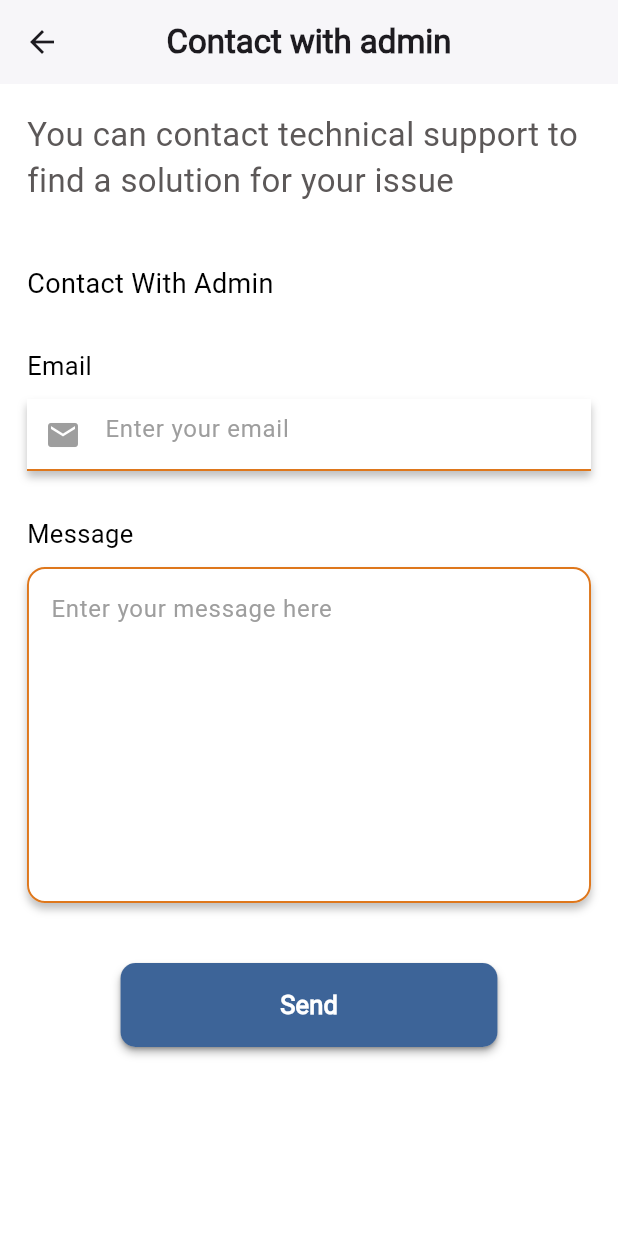
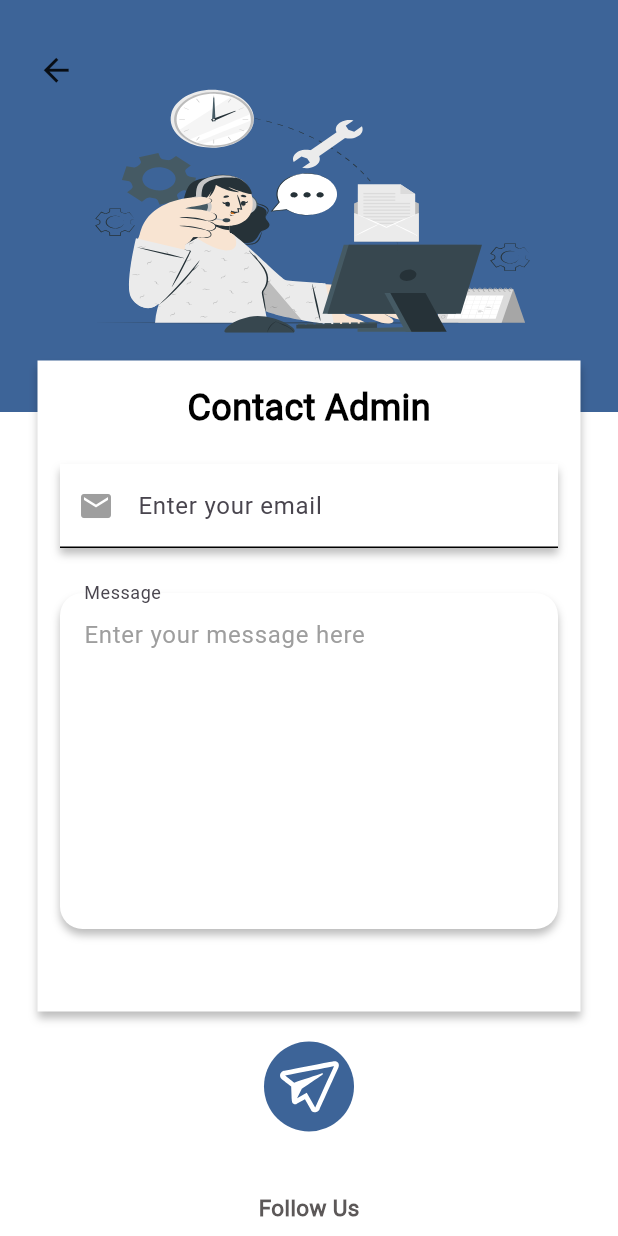
Before and after one commit to GraduationTeam12/Emergency_Application, a Flutter app: the ContactWithAdmin screen opened directly, on a phone screen of 412 x 824 dp. Run offline on Flutter 3.47's test engine with Material 3 defaults, Android fonts, the phone set to English and light mode, and no system bars; our stand-ins replace dartz, device_preview, dio, expandable_page_view, firebase_core, firebase_database and 8 more; accounts and stored records are empty.

Commit message:
done desgin screen contact admin

```diff
--- a/lib/constants/app_images.dart
+++ b/lib/constants/app_images.dart
@@ -17,6 +17,31 @@ class Assets {
   /// Assets for imagesAuthImagesEmergencyImagesNotification
   /// assets/images/auth_images/emergency_images/notification.svg
   static const String imagesAuthImagesEmergencyImagesNotification = "assets/images/auth_images/emergency_images/notification.svg";
+
+
+  /// Assets for imagesAuthImagesEmergencyImagesContactAdmin
+  /// assets/images/auth_images/emergency_images/contact_admin.svg
+  static const String imagesAuthImagesEmergencyImagesContactAdmin = "assets/images/auth_images/emergency_images/contact_admin.svg";
+
+
+  /// Assets for imagesAuthImagesEmergencyImagesSend
+  /// assets/images/auth_images/emergency_images/send.svg
+  static const String imagesAuthImagesEmergencyImagesSend = "assets/images/auth_images/emergency_images/send.svg";
+
+
+  /// Assets for imagesAuthImagesEmergencyImagesTikTok
+  /// assets/images/auth_images/emergency_images/hugeicons_tiktok.svg
+  static const String imagesAuthImagesEmergencyImagesTikTok = "assets/images/auth_images/emergency_images/hugeicons_tiktok.svg";
+
+
+  /// Assets for imagesAuthImagesEmergencyImagesFacebook
+  /// assets/images/auth_images/emergency_images/devicon_facebook.svg
+  static const String imagesAuthImagesEmergencyImagesFacebook = "assets/images/auth_images/emergency_images/devicon_facebook.svg";
+
+
+  /// Assets for imagesAuthImagesEmergencyImagesMageX
+  /// assets/images/auth_images/emergency_images/mage_x.svg
+  static const String imagesAuthImagesEmergencyImagesMageX = "assets/images/auth_images/emergency_images/mage_x.svg";
 
   /// Assets for imagesAuthImagesEmergencyLogin
   /// assets/images/auth_images/emergency_login.svg
--- a/lib/presentation/screens/emegency_screens/contact_with_admin.dart
+++ b/lib/presentation/screens/emegency_screens/contact_with_admin.dart
@@ -1,5 +1,8 @@
-import 'package:flutter/foundation.dart';
 import 'package:flutter/material.dart';
+import 'package:flutter_svg/flutter_svg.dart';
+import 'package:user_accident/constants/app_images.dart';
+import 'package:user_accident/constants/colors.dart';
+import 'package:user_accident/constants/pages_name.dart';
 
 class ContactWithAdmin extends StatefulWidget {
   const ContactWithAdmin({super.key});
@@ -9,67 +12,86 @@ class ContactWithAdmin extends StatefulWidget {
 }
 
 class _ContactWithAdminState extends State<ContactWithAdmin> {
+  final TextEditingController _emailController = TextEditingController();
+  final TextEditingController _messageController = TextEditingController();
+
   @override
   Widget build(BuildContext context) {
-    return SafeArea(
-      child: Scaffold(
+    return Scaffold(
       backgroundColor: Colors.white,
-          appBar: AppBar(
-          title: Text(
-            "Contact with admin",
-            style: TextStyle(fontWeight: FontWeight.w600, fontSize: 22),
+      body: SizedBox(
+        height: MediaQuery.sizeOf(context).height,
+        width: double.infinity,
+        child: Stack(
+          children: [
+            Container(
+              height: MediaQuery.sizeOf(context).height * (1 / 3),
+              width: double.infinity,
+              color: MyColors.premiumColor,
             ),
-          leading: IconButton(onPressed: (){
-            Navigator.pop(context);
-          }, icon: Icon(Icons.arrow_back)),
-          centerTitle: true,
-          backgroundColor: Colors.white,
-          elevation: 1,
-
+            Positioned(
+              bottom: MediaQuery.sizeOf(context).height * (2 / 3) +
+                  10 +
+                  (MediaQuery.sizeOf(context).height * (1 / 3) * (1 / 8)),
+              right: 25,
+              left: 25,
+              child: SizedBox(
+                width: MediaQuery.sizeOf(context).width - 50,
+                height: MediaQuery.sizeOf(context).height * (1 / 3) -
+                    2 * MediaQuery.sizeOf(context).height * (1 / 3) * (1 / 8) -
+                    10,
+                child: Center(
+                  child: SvgPicture.asset(
+                    Assets.imagesAuthImagesEmergencyImagesContactAdmin,
+                    width: MediaQuery.sizeOf(context).width - 50,
+                    height: MediaQuery.sizeOf(context).height * (1 / 3) -
+                        2.5 *
+                            MediaQuery.sizeOf(context).height *
+                            (1 / 3) *
+                            (1 / 8) -
+                        10,
                   ),
-        body: Container(
-          margin: EdgeInsets.symmetric(horizontal: 18, vertical: 18),
-          child: SingleChildScrollView(
+                ),
+              ),
+            ),
+            SingleChildScrollView(
               child: Column(
-              mainAxisAlignment: MainAxisAlignment.start,
-              crossAxisAlignment: CrossAxisAlignment.start,
                 children: [
-                Text(
-                  "You can contact technical support to find a solution for your issue",
-                  style: TextStyle(
-                      fontWeight: FontWeight.w400,
-                      fontSize: 22,
-                      color: Color.fromRGBO(92, 88, 88, 1)),
-                ),
                   SizedBox(
-                  height: 40,
-                ),
-                Text(
-                  "Contact With Admin",
-                  style: TextStyle(
-                      fontWeight: FontWeight.w500,
-                      fontSize: 18,
-                      color: Color.fromRGBO(0, 0, 0, 1)),
-                ),
-                SizedBox(
-                  height: 30,
-                ),
-                Text(
-                  "Email",
-                  style: TextStyle(
-                      fontWeight: FontWeight.w500,
-                      fontSize: 17,
-                      color: Color.fromRGBO(0, 0, 0, 1)),
-                ),
-                SizedBox(
-                  height: 10,
+                    height: MediaQuery.sizeOf(context).height * (1 / 3) -
+                        (MediaQuery.sizeOf(context).height * (1 / 3) * (1 / 8)),
                   ),
                   Container(
-                  decoration: BoxDecoration(
+                    margin: const EdgeInsets.symmetric(horizontal: 25),
+                    padding: const EdgeInsets.symmetric(
+                        horizontal: 15, vertical: 15),
+                    decoration:
+                        const BoxDecoration(color: Colors.white, boxShadow: [
+                      BoxShadow(
+                        blurRadius: 4,
+                        offset: Offset(0, 4),
+                        color: Colors.black26,
+                        spreadRadius: 0,
+                      ),
+                    ]),
+                    child: Column(
+                      children: [
+                        const Text(
+                          "Contact Admin",
+                          style: TextStyle(
+                            color: Colors.black,
+                            fontSize: 24,
+                            fontWeight: FontWeight.w700,
+                            fontFamily: "Roboto",
+                          ),
+                        ),
+                        const SizedBox(height: 20),
+                        Container(
+                          decoration: const BoxDecoration(
                             color: Colors.white,
                             boxShadow: [
                               BoxShadow(
-                        color: Colors.black.withOpacity(0.25),
+                                color: Colors.black26,
                                 offset: Offset(0, 4),
                                 blurRadius: 4.0,
                                 spreadRadius: 0,
@@ -77,49 +99,37 @@ class _ContactWithAdminState extends State<ContactWithAdmin> {
                             ],
                           ),
                           child: TextField(
+                            controller: _emailController,
                             keyboardType: TextInputType.emailAddress,
-                    decoration: InputDecoration(
-                      hintText: 'Enter your email',
-                      hintStyle: TextStyle(color: Colors.grey),
+                            decoration: const InputDecoration(
+                              labelText: 'Enter your email',
                               prefixIcon: Icon(
                                 Icons.email,
                                 color: Colors.grey,
                               ),
                               enabledBorder: UnderlineInputBorder(
                                 borderSide: BorderSide(
-                          color: Color.fromRGBO(222, 119, 28, 1),
-                          width: 1.3,
+                                  color: Colors.black,
+                                  width: 1,
                                 ),
                               ),
                               focusedBorder: UnderlineInputBorder(
                                 borderSide: BorderSide(
-                          color: Color.fromRGBO(222, 119, 28, 1),
-                          width: 1.7,
+                                  color: Colors.black,
+                                  width: 1.3,
                                 ),
                               ),
                             ),
                           ),
                         ),
-                SizedBox(
-                  height: 30,
-                ),
-                Text(
-                  "Message",
-                  style: TextStyle(
-                      fontWeight: FontWeight.w500,
-                      fontSize: 17,
-                      color: Color.fromRGBO(0, 0, 0, 1)),
-                ),
-                SizedBox(
-                  height: 10,
-                ),
+                        const SizedBox(height: 30),
                         Container(
                           decoration: BoxDecoration(
                             color: Colors.white,
-                    borderRadius: BorderRadius.circular(12.0),
-                    boxShadow: [
+                            borderRadius: BorderRadius.circular(15.0),
+                            boxShadow: const [
                               BoxShadow(
-                        color: Colors.black.withOpacity(0.25),
+                                color: Colors.black26,
                                 offset: Offset(0, 4),
                                 blurRadius: 4.0,
                               ),
@@ -127,78 +137,96 @@ class _ContactWithAdminState extends State<ContactWithAdmin> {
                           ),
                           child: TextField(
                             maxLines: 8,
+                            controller: _messageController,
                             decoration: InputDecoration(
+                              labelText: "Message",
                               hintText: 'Enter your message here',
-                        hintStyle: TextStyle(color: Colors.grey),
+                              floatingLabelBehavior:
+                                  FloatingLabelBehavior.always,
+                              hintStyle: const TextStyle(
+                                color: Colors.grey,
+                              ),
                               enabledBorder: OutlineInputBorder(
-                          borderSide: BorderSide(
-                            color: Color.fromRGBO(222, 119, 28, 1),
-                            width: 1.3,
-                          ),
-                          borderRadius: BorderRadius.circular(12.0),
+                                borderSide: BorderSide.none,
+                                borderRadius: BorderRadius.circular(15.0),
                               ),
                               focusedBorder: OutlineInputBorder(
-                          borderSide: BorderSide(
-                            color: Color.fromRGBO(222, 119, 28, 1),
-                            width: 1.7,
-                          ),
-                          borderRadius: BorderRadius.circular(12.0),
-                        ),
-                      )),
-                ),
-                SizedBox(
-                  height: 40,
-                ),
-                Row(
-                  mainAxisAlignment: MainAxisAlignment.center,
-                  children: [
-                    Container(
-                      decoration: BoxDecoration(
-                        color: Colors.white,
-                        borderRadius:
-                            BorderRadius.circular(10.0),
-                        boxShadow: [
-                          BoxShadow(
-                            color: Colors.black.withOpacity(0.25),
-                            offset: Offset(0, 4),
-                            blurRadius: 4.0,
-                            spreadRadius: 0
-                          ),
-                        ],
-                      ),
-                      child: ElevatedButton(
-                        onPressed: () {
-                          if (kDebugMode) {
-                            print("Send button pressed");
-                          }
-                        },
-                        style: ElevatedButton.styleFrom(
-                          backgroundColor: Color.fromRGBO(61, 100, 152, 1),
-                          shape: RoundedRectangleBorder(
-                            borderRadius: BorderRadius.circular(10.0),
-                          ),
-                          padding: EdgeInsets.symmetric(
-                              vertical: 12, horizontal: 24),
-                        ),
-                        child: Padding(
-                          padding:  EdgeInsets.symmetric(
-                              horizontal: MediaQuery.of(context).size.width * 0.2 ,  vertical: 4),
-                          child: Text(
-                            "Send",
-                            style: TextStyle(
-                              fontSize: 17,
-                              fontWeight: FontWeight.w700,
-                              color: Colors.white,
+                                borderSide: BorderSide.none,
+                                borderRadius: BorderRadius.circular(15.0),
                               ),
                             ),
                           ),
                         ),
+                        const SizedBox(height: 40),
+                      ],
                     ),
+                  ),
+                  const SizedBox(height: 20),
+                  InkWell(
+                    onTap: () {},
+                    child: Container(
+                      height: 60,
+                      width: 60,
+                      padding: const EdgeInsets.all(10.0),
+                      decoration: BoxDecoration(
+                        color: MyColors.premiumColor,
+                        borderRadius: BorderRadius.circular(60),
+                      ),
+                      child: SizedBox(
+                        height: 30,
+                        width: 30,
+                        child: SvgPicture.asset(
+                            Assets.imagesAuthImagesEmergencyImagesSend),
+                      ),
+                    ),
+                  ),
+                  const SizedBox(height: 40),
+                  Column(
+                    crossAxisAlignment: CrossAxisAlignment.center,
+                    children: [
+                      const Text(
+                        "Follow Us",
+                        style: TextStyle(
+                          color: Color.fromRGBO(92, 88, 88, 1),
+                          fontSize: 15,
+                          fontWeight: FontWeight.w700,
+                          fontFamily: "Roboto",
+                        ),
+                      ),
+                      const SizedBox(height: 15),
+                      Row(
+                        mainAxisAlignment: MainAxisAlignment.center,
+                        children: [
+                          SvgPicture.asset(
+                              Assets.imagesAuthImagesEmergencyImagesMageX),
+                          const SizedBox(width: 15),
+                          SvgPicture.asset(
+                              Assets.imagesAuthImagesEmergencyImagesTikTok),
+                          const SizedBox(width: 15),
+                          SvgPicture.asset(
+                              Assets.imagesAuthImagesEmergencyImagesFacebook),
+                        ],
+                      ),
+                      const SizedBox(
+                        height: 50,
+                      )
                     ],
                   ),
                 ],
               ),
             ),
+            Positioned(
+                top: MediaQuery.sizeOf(context).height * (1 / 3) * (1 / 8),
+                left: 25,
+                child: InkWell(
+                    onTap: () {
+                        Navigator.popAndPushNamed(context, emergencySignInScreen);
+                    },
+                    child: const Icon(
+                      Icons.arrow_back,
+                      size: 25,
+                    ))),
+          ],
         ),
       ),
     );
--- a/lib/presentation/widgets/emergency_form.dart
+++ b/lib/presentation/widgets/emergency_form.dart
@@ -4,6 +4,7 @@ import 'package:user_accident/constants/app_style.dart';
 import 'package:user_accident/constants/colors.dart';
 import 'package:user_accident/constants/pages_name.dart';
 import 'package:user_accident/core/logic/login_emergency_cubit/login_emergency_cubit.dart';
+import 'package:user_accident/presentation/screens/emegency_screens/contact_with_admin.dart';
 
 class EmergencyForm extends StatefulWidget {
   const EmergencyForm({super.key});
@@ -160,6 +161,20 @@ class _EmergencyFormState extends State<EmergencyForm> {
                   return null;
                 },
               ),
+              Align(
+                alignment: Alignment.centerRight,
+                child: GestureDetector(
+                    onTap: () {
+                      Navigator.pushReplacement(
+                        context, MaterialPageRoute(builder: (context) => const ContactWithAdmin(),)
+                      );
+                    },
+                    child: Text(
+                      "Contact Admin",
+                      style: AppStyle.styleSemiBold16(context)
+                          .copyWith(color: MyColors.premiumColor),
+                    )),
+              ),
               const SizedBox(
                 height: 30,
               ),
```
Also changed, not shown: assets/images/auth_images/emergency_images/contact_admin.svg (added), assets/images/auth_images/emergency_images/devicon_facebook.svg (added), assets/images/auth_images/emergency_images/hugeicons_tiktok.svg (added), assets/images/auth_images/emergency_images/mage_x.svg (added), assets/images/auth_images/emergency_images/send.svg (added). Lines whose indentation alone changed are shown as unchanged.
